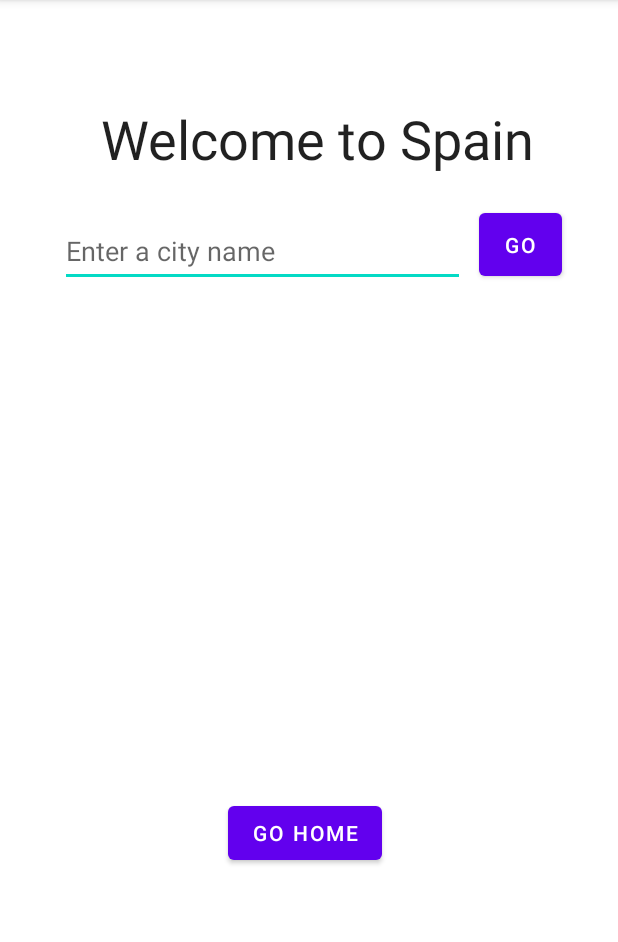
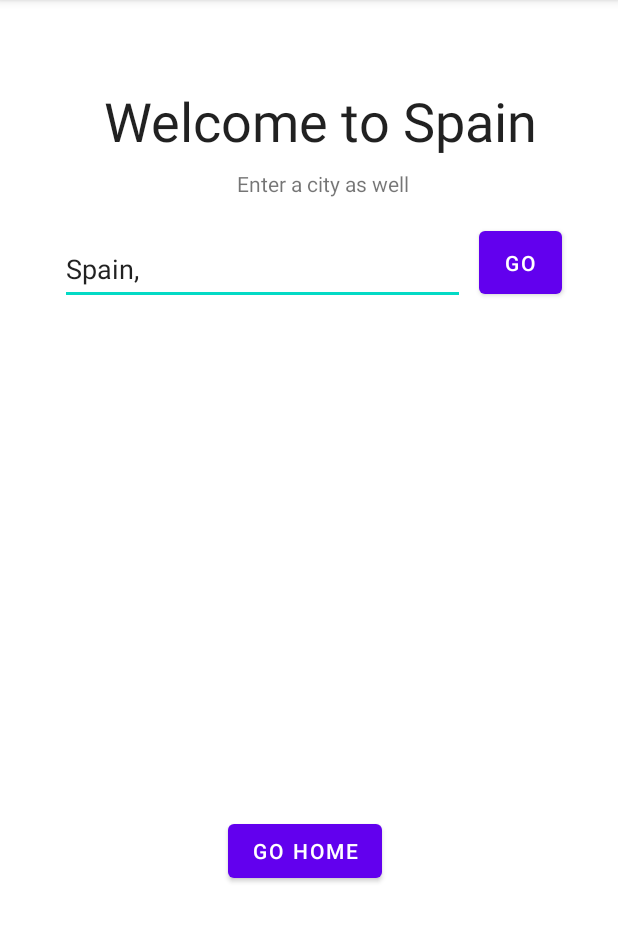
Before and after one commit to marina01p/PAM, an Android app: the screen it shows after launch (SecondActivity), after a tap on "TRAVEL", on a phone screen of 412 x 824 dp, the part 84-1026 px from its top. Run offline under Robolectric (Android 15) with nearby library versions, the phone set to English and light mode, and no system bars.

Commit message:
add text to txtA

```diff
--- a/Laboratory1/app/src/main/java/com/example/laboratory1/SecondActivity.kt
+++ b/Laboratory1/app/src/main/java/com/example/laboratory1/SecondActivity.kt
@@ -25,6 +25,7 @@
         val franceImg = findViewById<ImageView>(R.id.franceImg)
         val spainImg = findViewById<ImageView>(R.id.spainImg)
         val goBtn = findViewById<Button>(R.id.goBtn)
+        txtArea.setText(receivedDestination + ", ")
 
         textViewMessage.text = "Welcome to $receivedDestination"
 
--- a/Laboratory1/app/src/main/res/layout/activity_second.xml
+++ b/Laboratory1/app/src/main/res/layout/activity_second.xml
@@ -11,14 +11,14 @@
         android:layout_height="wrap_content"
         android:layout_marginStart="16dp"
         android:layout_marginLeft="16dp"
-        android:layout_marginTop="68dp"
+        android:layout_marginTop="56dp"
         android:layout_marginEnd="5dp"
         android:layout_marginRight="5dp"
         android:text="@string/textview"
         android:textAppearance="@style/TextAppearance.AppCompat.Body1"
         android:textSize="36sp"
         app:layout_constraintEnd_toEndOf="parent"
-        app:layout_constraintHorizontal_bias="0.5"
+        app:layout_constraintHorizontal_bias="0.524"
         app:layout_constraintStart_toStartOf="parent"
         app:layout_constraintTop_toTopOf="parent" />
 
@@ -39,7 +39,7 @@
         android:layout_height="47dp"
         android:layout_marginStart="40dp"
         android:layout_marginLeft="40dp"
-        android:layout_marginTop="144dp"
+        android:layout_marginTop="156dp"
         android:autofillHints=""
         android:ems="10"
         android:hint="Enter a city name"
@@ -87,7 +87,7 @@
         android:id="@+id/goBtn"
         android:layout_width="55dp"
         android:layout_height="54dp"
-        android:layout_marginTop="136dp"
+        android:layout_marginTop="148dp"
         android:layout_marginEnd="28dp"
         android:layout_marginRight="28dp"
         android:text="GO"
@@ -95,5 +95,16 @@
         app:layout_constraintStart_toEndOf="@+id/txtArea"
         app:layout_constraintTop_toTopOf="parent" />
 
+    <TextView
+        android:id="@+id/textView3"
+        android:layout_width="wrap_content"
+        android:layout_height="wrap_content"
+        android:layout_marginTop="8dp"
+        android:text="Enter a city as well"
+        app:layout_constraintEnd_toEndOf="parent"
+        app:layout_constraintHorizontal_bias="0.532"
+        app:layout_constraintStart_toStartOf="parent"
+        app:layout_constraintTop_toBottomOf="@+id/textViewMessage" />
+
 
 </androidx.constraintlayout.widget.ConstraintLayout>
```
